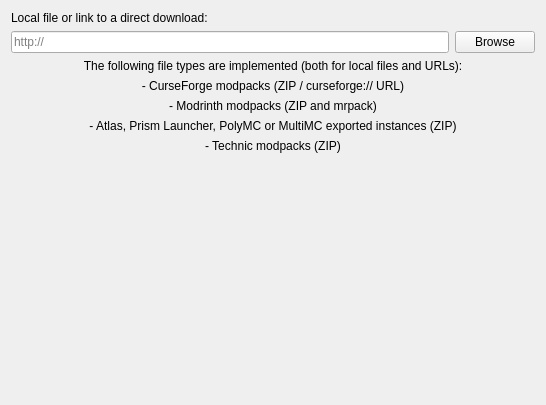
Before: the Qt Designer form launcher/ui/pages/modplatform/ImportPage.ui in xwk6661/AtlasLauncher, drawn with Qt 5.
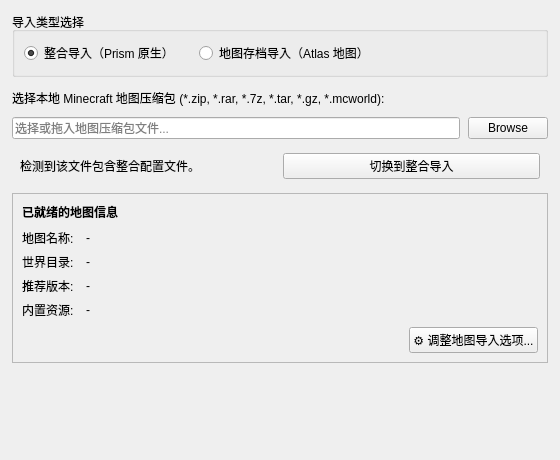
After: the same form once the commit is applied. The open tabs and pages were chosen to show the change.

Commit message:
feat(import): 隔离整合导入与地图导入并优化交互 UI
- 拖拽交互：引入 ImportChoiceDialog，去除冗长赘述与 emoji，前置推荐依据并提供原生样式的「作为地图导入」「作为整合导入」「取消」三键组
- 新建实例导入页改造：ImportPage 隔离「整合导入」与「地图存档导入」双轨模式，解耦任务派发，支持双向智能感知、一键切换与直接拖放
- 底层健壮性修复：DownloadMonitor 正向增量聚合测速防负数跳变，FileSink 静态锁异常释放，无 GUI 轻量上下文兼容
- 文档与环境同步：更新 docs/atlas/ 文档体系（02/04/05/06/README），.gitignore 排除本地大体积资源备份

```diff
--- a/launcher/ui/pages/modplatform/ImportPage.ui
+++ b/launcher/ui/pages/modplatform/ImportPage.ui
@@ -6,27 +6,161 @@
    <rect>
     <x>0</x>
     <y>0</y>
-    <width>546</width>
-    <height>405</height>
+    <width>560</width>
+    <height>460</height>
    </rect>
   </property>
-  <layout class="QGridLayout" name="gridLayout">
-   <item row="2" column="0">
+  <layout class="QVBoxLayout" name="mainVerticalLayout">
+   <property name="spacing">
+    <number>12</number>
+   </property>
+   <property name="leftMargin">
+    <number>12</number>
+   </property>
+   <property name="topMargin">
+    <number>12</number>
+   </property>
+   <property name="rightMargin">
+    <number>12</number>
+   </property>
+   <property name="bottomMargin">
+    <number>12</number>
+   </property>
+   <item>
+    <widget class="QGroupBox" name="modeGroupBox">
+     <property name="title">
+      <string>导入类型选择</string>
+     </property>
+     <layout class="QHBoxLayout" name="modeLayout">
+      <property name="spacing">
+       <number>20</number>
+      </property>
+      <item>
+       <widget class="QRadioButton" name="radioModpack">
+        <property name="text">
+         <string>整合导入（Prism 原生）</string>
+        </property>
+        <property name="checked">
+         <bool>true</bool>
+        </property>
+       </widget>
+      </item>
+      <item>
+       <widget class="QRadioButton" name="radioMap">
+        <property name="text">
+         <string>地图存档导入（Atlas 地图）</string>
+        </property>
+       </widget>
+      </item>
+      <item>
+       <spacer name="modeSpacer">
+        <property name="orientation">
+         <enum>Qt::Horizontal</enum>
+        </property>
+        <property name="sizeHint" stdset="0">
+         <size>
+          <width>40</width>
+          <height>20</height>
+         </size>
+        </property>
+       </spacer>
+      </item>
+     </layout>
+    </widget>
+   </item>
+   <item>
+    <widget class="QStackedWidget" name="stackedWidget">
+     <property name="currentIndex">
+      <number>0</number>
+     </property>
+     <widget class="QWidget" name="pageModpack">
+      <layout class="QVBoxLayout" name="modpackLayout">
+       <property name="spacing">
+        <number>10</number>
+       </property>
+       <property name="leftMargin">
+        <number>0</number>
+       </property>
+       <property name="topMargin">
+        <number>0</number>
+       </property>
+       <property name="rightMargin">
+        <number>0</number>
+       </property>
+       <property name="bottomMargin">
+        <number>0</number>
+       </property>
+       <item>
+        <widget class="QLabel" name="modpackLabel">
+         <property name="text">
+          <string>本地文件路径或直接下载链接 (CurseForge / Modrinth / MultiMC 等):</string>
+         </property>
+        </widget>
+       </item>
+       <item>
+        <layout class="QHBoxLayout" name="modpackInputLayout">
+         <property name="spacing">
+          <number>8</number>
+         </property>
+         <item>
     <widget class="QLineEdit" name="modpackEdit">
      <property name="placeholderText">
       <string notr="true">http://</string>
      </property>
     </widget>
    </item>
-   <item row="2" column="1">
+         <item>
     <widget class="QPushButton" name="modpackBtn">
      <property name="text">
       <string>Browse</string>
      </property>
     </widget>
    </item>
-   <item row="3" column="0" rowspan="2" colspan="2">
+        </layout>
+       </item>
+       <item>
+        <widget class="QWidget" name="modpackHintWidget">
+         <property name="visible">
+          <bool>false</bool>
+         </property>
+         <layout class="QHBoxLayout" name="modpackHintLayout">
+          <property name="leftMargin">
+           <number>8</number>
+          </property>
+          <property name="topMargin">
+           <number>4</number>
+          </property>
+          <property name="rightMargin">
+           <number>8</number>
+          </property>
+          <property name="bottomMargin">
+           <number>4</number>
+          </property>
+          <item>
+           <widget class="QLabel" name="modpackHintLabel">
+            <property name="text">
+             <string>检测到该文件包含 Minecraft 地图存档。</string>
+            </property>
+            <property name="wordWrap">
+             <bool>true</bool>
+            </property>
+           </widget>
+          </item>
+          <item>
+           <widget class="QPushButton" name="btnSwitchToMap">
+            <property name="text">
+             <string>切换到地图导入</string>
+            </property>
+           </widget>
+          </item>
+         </layout>
+        </widget>
+       </item>
+       <item>
     <layout class="QVBoxLayout" name="verticalLayout">
+         <property name="spacing">
+          <number>6</number>
+         </property>
      <item>
       <widget class="QLabel" name="label">
        <property name="text">
@@ -79,8 +213,8 @@
      </item>
     </layout>
    </item>
-   <item row="5" column="0" colspan="2">
-    <spacer name="verticalSpacer">
+       <item>
+        <spacer name="modpackSpacer">
      <property name="orientation">
       <enum>Qt::Vertical</enum>
      </property>
@@ -92,11 +226,223 @@
      </property>
     </spacer>
    </item>
-   <item row="0" column="0" colspan="2">
-    <widget class="QLabel" name="modpackLabel">
+      </layout>
+     </widget>
+     <widget class="QWidget" name="pageMap">
+      <layout class="QVBoxLayout" name="mapLayout">
+       <property name="spacing">
+        <number>10</number>
+       </property>
+       <property name="leftMargin">
+        <number>0</number>
+       </property>
+       <property name="topMargin">
+        <number>0</number>
+       </property>
+       <property name="rightMargin">
+        <number>0</number>
+       </property>
+       <property name="bottomMargin">
+        <number>0</number>
+       </property>
+       <item>
+        <widget class="QLabel" name="mapLabel">
      <property name="text">
-      <string>Local file or link to a direct download:</string>
-     </property>
+          <string>选择本地 Minecraft 地图压缩包 (*.zip, *.rar, *.7z, *.tar, *.gz, *.mcworld):</string>
+         </property>
+        </widget>
+       </item>
+       <item>
+        <layout class="QHBoxLayout" name="mapInputLayout">
+         <property name="spacing">
+          <number>8</number>
+         </property>
+         <item>
+          <widget class="QLineEdit" name="mapEdit">
+           <property name="placeholderText">
+            <string>选择或拖入地图压缩包文件...</string>
+           </property>
+          </widget>
+         </item>
+         <item>
+          <widget class="QPushButton" name="mapBtn">
+           <property name="text">
+            <string>Browse</string>
+           </property>
+          </widget>
+         </item>
+        </layout>
+       </item>
+       <item>
+        <widget class="QWidget" name="mapHintWidget">
+         <property name="visible">
+          <bool>false</bool>
+         </property>
+         <layout class="QHBoxLayout" name="mapHintLayout">
+          <property name="leftMargin">
+           <number>8</number>
+          </property>
+          <property name="topMargin">
+           <number>4</number>
+          </property>
+          <property name="rightMargin">
+           <number>8</number>
+          </property>
+          <property name="bottomMargin">
+           <number>4</number>
+          </property>
+          <item>
+           <widget class="QLabel" name="mapHintLabel">
+            <property name="text">
+             <string>检测到该文件包含整合配置文件。</string>
+            </property>
+            <property name="wordWrap">
+             <bool>true</bool>
+            </property>
+           </widget>
+          </item>
+          <item>
+           <widget class="QPushButton" name="btnSwitchToModpack">
+            <property name="text">
+             <string>切换到整合导入</string>
+            </property>
+           </widget>
+          </item>
+         </layout>
+        </widget>
+       </item>
+       <item>
+        <widget class="QFrame" name="mapCardFrame">
+         <property name="frameShape">
+          <enum>QFrame::StyledPanel</enum>
+         </property>
+         <property name="frameShadow">
+          <enum>QFrame::Raised</enum>
+         </property>
+         <layout class="QVBoxLayout" name="mapCardLayout">
+          <property name="spacing">
+           <number>8</number>
+          </property>
+          <item>
+           <widget class="QLabel" name="mapTitleLabel">
+            <property name="font">
+             <font>
+              <bold>true</bold>
+             </font>
+            </property>
+            <property name="text">
+             <string>已就绪的地图信息</string>
+            </property>
+           </widget>
+          </item>
+          <item>
+           <layout class="QFormLayout" name="mapFormLayout">
+            <property name="horizontalSpacing">
+             <number>12</number>
+            </property>
+            <property name="verticalSpacing">
+             <number>6</number>
+            </property>
+            <item row="0" column="0">
+             <widget class="QLabel" name="label_wName">
+              <property name="text">
+               <string>地图名称:</string>
+              </property>
+             </widget>
+            </item>
+            <item row="0" column="1">
+             <widget class="QLabel" name="mapNameLabel">
+              <property name="text">
+               <string>-</string>
+              </property>
+             </widget>
+            </item>
+            <item row="1" column="0">
+             <widget class="QLabel" name="label_wFolder">
+              <property name="text">
+               <string>世界目录:</string>
+              </property>
+             </widget>
+            </item>
+            <item row="1" column="1">
+             <widget class="QLabel" name="mapFolderLabel">
+              <property name="text">
+               <string>-</string>
+              </property>
+             </widget>
+            </item>
+            <item row="2" column="0">
+             <widget class="QLabel" name="label_wVer">
+              <property name="text">
+               <string>推荐版本:</string>
+              </property>
+             </widget>
+            </item>
+            <item row="2" column="1">
+             <widget class="QLabel" name="mapVersionLabel">
+              <property name="text">
+               <string>-</string>
+              </property>
+             </widget>
+            </item>
+            <item row="3" column="0">
+             <widget class="QLabel" name="label_wRes">
+              <property name="text">
+               <string>内置资源:</string>
+              </property>
+             </widget>
+            </item>
+            <item row="3" column="1">
+             <widget class="QLabel" name="mapResourcesLabel">
+              <property name="text">
+               <string>-</string>
+              </property>
+             </widget>
+            </item>
+           </layout>
+          </item>
+          <item>
+           <layout class="QHBoxLayout" name="mapOptionsButtonLayout">
+            <item>
+             <spacer name="optionsSpacer">
+              <property name="orientation">
+               <enum>Qt::Horizontal</enum>
+              </property>
+              <property name="sizeHint" stdset="0">
+               <size>
+                <width>40</width>
+                <height>20</height>
+               </size>
+              </property>
+             </spacer>
+            </item>
+            <item>
+             <widget class="QPushButton" name="btnMapOptions">
+              <property name="text">
+               <string>⚙️ 调整地图导入选项...</string>
+              </property>
+             </widget>
+            </item>
+           </layout>
+          </item>
+         </layout>
+        </widget>
+       </item>
+       <item>
+        <spacer name="mapSpacer">
+         <property name="orientation">
+          <enum>Qt::Vertical</enum>
+         </property>
+         <property name="sizeHint" stdset="0">
+          <size>
+           <width>20</width>
+           <height>40</height>
+          </size>
+         </property>
+        </spacer>
+       </item>
+      </layout>
+     </widget>
     </widget>
    </item>
   </layout>
```
Lines whose indentation alone changed are shown as unchanged. The commit also changes 19 other files.
